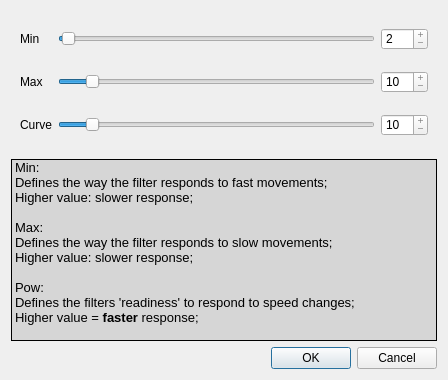
opentrack/opentrack, file filter-ewma2/ftnoir_ewma_filtercontrols.ui: the form before one commit.
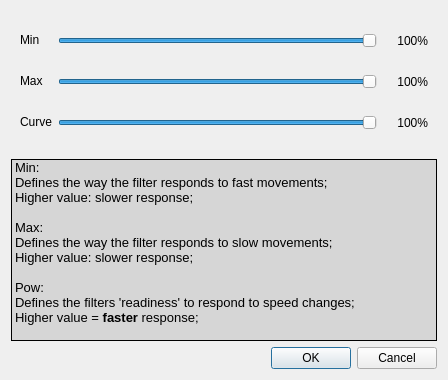
The form after the commit. Icons and pictures are not drawn.

Commit message:
filter/ewma: cleanup, update
- switch to our timer since it has more than millisecond precision
- use slider_value for settings
- sanitize allowed scaling curve bounds
- ensure min <= max in dialog
- ensure min <= max at filter runtime
- check for NaN taking -ffast-math into account
- simplify dialog logic
- change delta smoothing constant

Patch:
```diff
--- a/filter-ewma2/ftnoir_ewma_filtercontrols.ui
+++ b/filter-ewma2/ftnoir_ewma_filtercontrols.ui
@@ -13,6 +13,12 @@
     <height>380</height>
    </rect>
   </property>
+  <property name="sizePolicy">
+   <sizepolicy hsizetype="Fixed" vsizetype="Fixed">
+    <horstretch>0</horstretch>
+    <verstretch>0</verstretch>
+   </sizepolicy>
+  </property>
   <property name="windowTitle">
    <string>EWMA2 filter settings</string>
   </property>
@@ -39,6 +45,53 @@
       <property name="bottomMargin">
        <number>2</number>
       </property>
+      <item row="1" column="0">
+       <widget class="QLabel" name="lblInvert1_7">
+        <property name="sizePolicy">
+         <sizepolicy hsizetype="Preferred" vsizetype="Maximum">
+          <horstretch>0</horstretch>
+          <verstretch>0</verstretch>
+         </sizepolicy>
+        </property>
+        <property name="styleSheet">
+         <string notr="true"/>
+        </property>
+        <property name="text">
+         <string>Max</string>
+        </property>
+       </widget>
+      </item>
+      <item row="1" column="1">
+       <widget class="QSlider" name="maxSmooth">
+        <property name="sizePolicy">
+         <sizepolicy hsizetype="MinimumExpanding" vsizetype="Preferred">
+          <horstretch>0</horstretch>
+          <verstretch>0</verstretch>
+         </sizepolicy>
+        </property>
+        <property name="minimum">
+         <number>0</number>
+        </property>
+        <property name="maximum">
+         <number>1000</number>
+        </property>
+        <property name="singleStep">
+         <number>5</number>
+        </property>
+        <property name="pageStep">
+         <number>50</number>
+        </property>
+        <property name="value">
+         <number>1000</number>
+        </property>
+        <property name="orientation">
+         <enum>Qt::Horizontal</enum>
+        </property>
+        <property name="tickPosition">
+         <enum>QSlider::NoTicks</enum>
+        </property>
+       </widget>
+      </item>
       <item row="0" column="0">
        <widget class="QLabel" name="lblInvert1_6">
         <property name="sizePolicy">
@@ -73,88 +126,16 @@
          <number>1</number>
         </property>
         <property name="maximum">
-         <number>100</number>
+         <number>1000</number>
         </property>
-        <property name="pageStep">
-         <number>5</number>
-        </property>
-        <property name="value">
-         <number>2</number>
-        </property>
-        <property name="orientation">
-         <enum>Qt::Horizontal</enum>
-        </property>
-        <property name="tickPosition">
-         <enum>QSlider::NoTicks</enum>
-        </property>
-       </widget>
-      </item>
-      <item row="0" column="2">
-       <widget class="QSpinBox" name="spinMinSmooth">
-        <property name="sizePolicy">
-         <sizepolicy hsizetype="Maximum" vsizetype="Preferred">
-          <horstretch>0</horstretch>
-          <verstretch>0</verstretch>
-         </sizepolicy>
-        </property>
-        <property name="styleSheet">
-         <string notr="true">background:none;</string>
-        </property>
-        <property name="readOnly">
-         <bool>true</bool>
-        </property>
-        <property name="buttonSymbols">
-         <enum>QAbstractSpinBox::PlusMinus</enum>
-        </property>
-        <property name="minimum">
-         <number>1</number>
-        </property>
-        <property name="maximum">
-         <number>120</number>
-        </property>
         <property name="singleStep">
          <number>5</number>
         </property>
-        <property name="value">
-         <number>2</number>
-        </property>
-       </widget>
-      </item>
-      <item row="1" column="0">
-       <widget class="QLabel" name="lblInvert1_7">
-        <property name="sizePolicy">
-         <sizepolicy hsizetype="Preferred" vsizetype="Maximum">
-          <horstretch>0</horstretch>
-          <verstretch>0</verstretch>
-         </sizepolicy>
-        </property>
-        <property name="styleSheet">
-         <string notr="true"/>
-        </property>
-        <property name="text">
-         <string>Max</string>
-        </property>
-       </widget>
-      </item>
-      <item row="1" column="1">
-       <widget class="QSlider" name="maxSmooth">
-        <property name="sizePolicy">
-         <sizepolicy hsizetype="MinimumExpanding" vsizetype="Preferred">
-          <horstretch>0</horstretch>
-          <verstretch>0</verstretch>
-         </sizepolicy>
-        </property>
-        <property name="minimum">
-         <number>1</number>
-        </property>
-        <property name="maximum">
-         <number>100</number>
-        </property>
         <property name="pageStep">
-         <number>5</number>
+         <number>50</number>
         </property>
         <property name="value">
-         <number>10</number>
+         <number>1000</number>
         </property>
         <property name="orientation">
          <enum>Qt::Horizontal</enum>
@@ -164,38 +145,7 @@
         </property>
        </widget>
       </item>
-      <item row="1" column="2">
-       <widget class="QSpinBox" name="spinMaxSmooth">
-        <property name="sizePolicy">
-         <sizepolicy hsizetype="Maximum" vsizetype="Preferred">
-          <horstretch>0</horstretch>
-          <verstretch>0</verstretch>
-         </sizepolicy>
-        </property>
-        <property name="styleSheet">
-         <string notr="true">background:none;</string>
-        </property>
-        <property name="readOnly">
-         <bool>true</bool>
-        </property>
-        <property name="buttonSymbols">
-         <enum>QAbstractSpinBox::PlusMinus</enum>
-        </property>
-        <property name="minimum">
-         <number>1</number>
-        </property>
-        <property name="maximum">
-         <number>120</number>
-        </property>
-        <property name="singleStep">
-         <number>5</number>
-        </property>
-        <property name="value">
-         <number>10</number>
-        </property>
-       </widget>
-      </item>
-      <item row="2" column="0">
+      <item row="3" column="0">
        <widget class="QLabel" name="lblInvert1_8">
         <property name="sizePolicy">
          <sizepolicy hsizetype="Preferred" vsizetype="Maximum">
@@ -211,7 +161,7 @@
         </property>
        </widget>
       </item>
-      <item row="2" column="1">
+      <item row="3" column="1">
        <widget class="QSlider" name="powCurve">
         <property name="sizePolicy">
          <sizepolicy hsizetype="MinimumExpanding" vsizetype="Preferred">
@@ -220,16 +170,19 @@
          </sizepolicy>
         </property>
         <property name="minimum">
-         <number>1</number>
+         <number>0</number>
         </property>
         <property name="maximum">
-         <number>100</number>
+         <number>1000</number>
+        </property>
+        <property name="singleStep">
+         <number>5</number>
         </property>
         <property name="pageStep">
-         <number>5</number>
+         <number>50</number>
         </property>
         <property name="value">
-         <number>10</number>
+         <number>1000</number>
         </property>
         <property name="orientation">
          <enum>Qt::Horizontal</enum>
@@ -239,31 +192,51 @@
         </property>
        </widget>
       </item>
-      <item row="2" column="2">
-       <widget class="QSpinBox" name="spinPowCurve">
-        <property name="sizePolicy">
-         <sizepolicy hsizetype="Maximum" vsizetype="Preferred">
-          <horstretch>0</horstretch>
-          <verstretch>0</verstretch>
-         </sizepolicy>
+      <item row="0" column="2">
+       <widget class="QLabel" name="min_label">
+        <property name="minimumSize">
+         <size>
+          <width>45</width>
+          <height>0</height>
+         </size>
         </property>
-        <property name="styleSheet">
-         <string notr="true">background:none;</string>
+        <property name="text">
+         <string>100%</string>
         </property>
-        <property name="readOnly">
-         <bool>true</bool>
+        <property name="alignment">
+         <set>Qt::AlignRight|Qt::AlignTrailing|Qt::AlignVCenter</set>
         </property>
-        <property name="buttonSymbols">
-         <enum>QAbstractSpinBox::PlusMinus</enum>
+       </widget>
+      </item>
+      <item row="1" column="2">
+       <widget class="QLabel" name="max_label">
+        <property name="minimumSize">
+         <size>
+          <width>45</width>
+          <height>0</height>
+         </size>
         </property>
-        <property name="maximum">
-         <number>100</number>
+        <property name="text">
+         <string>100%</string>
         </property>
-        <property name="singleStep">
-         <number>5</number>
+        <property name="alignment">
+         <set>Qt::AlignRight|Qt::AlignTrailing|Qt::AlignVCenter</set>
         </property>
-        <property name="value">
-         <number>10</number>
+       </widget>
+      </item>
+      <item row="3" column="2">
+       <widget class="QLabel" name="curve_label">
+        <property name="minimumSize">
+         <size>
+          <width>45</width>
+          <height>0</height>
+         </size>
+        </property>
+        <property name="text">
+         <string>100%</string>
+        </property>
+        <property name="alignment">
+         <set>Qt::AlignRight|Qt::AlignTrailing|Qt::AlignVCenter</set>
         </property>
        </widget>
       </item>
```
Left out of the diff: 57 changed lines with no effect on the pictures. The commit also changes 3 other files.
